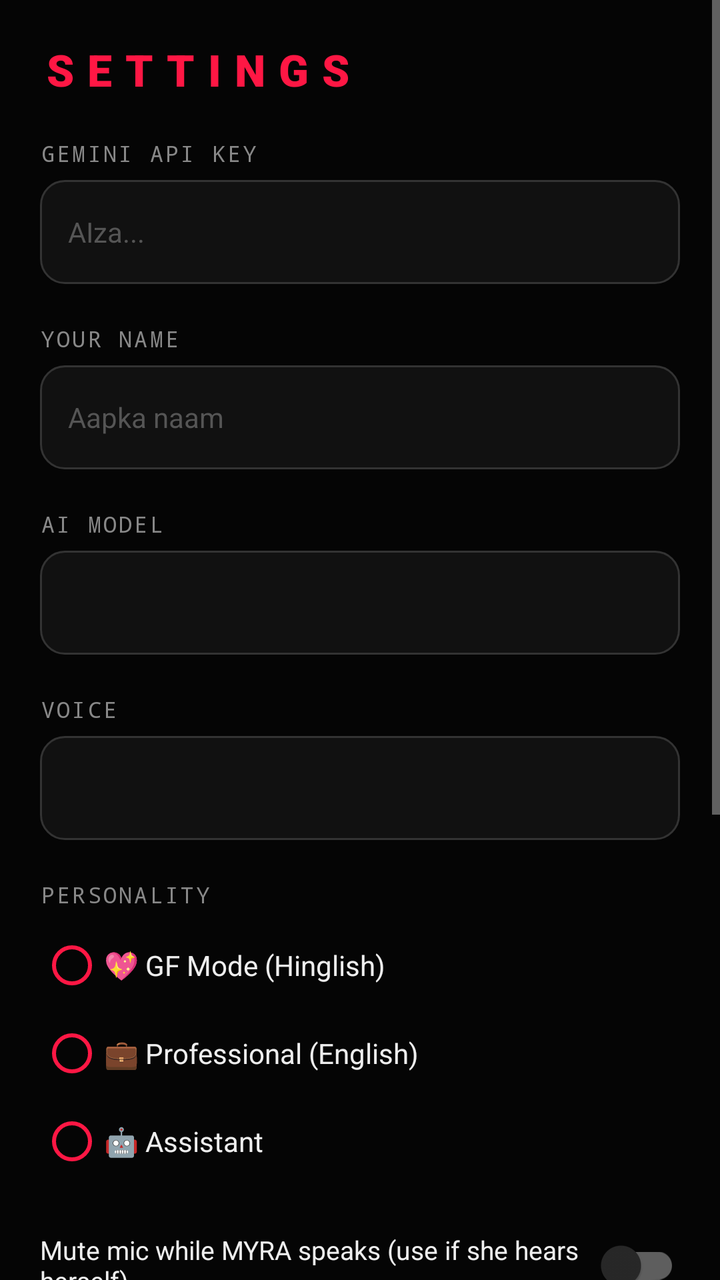
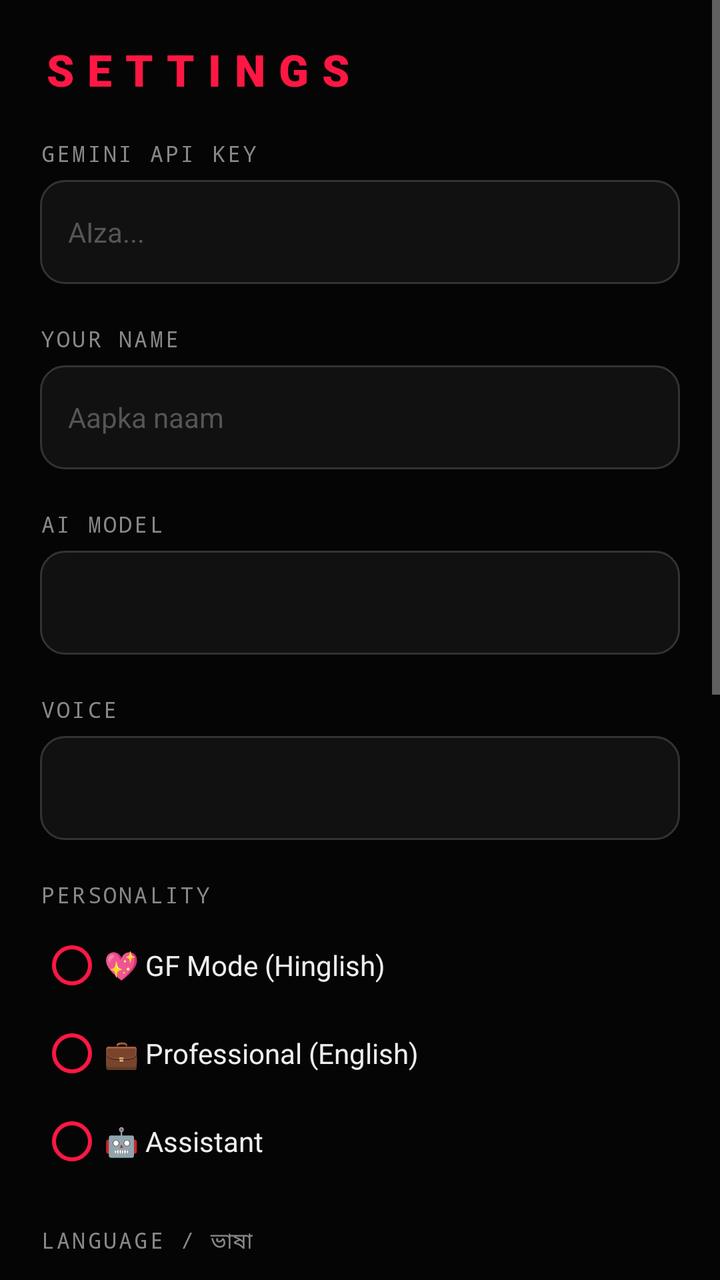

An Android layout rendered at two revisions. The XML below is the earlier revision; the diff shows what the commit changed to produce the second picture.
<!-- AndroidManifest.xml: application theme Theme.Myra -->
<!-- res/layout/activity_settings.xml -->
<?xml version="1.0" encoding="utf-8"?>
<ScrollView xmlns:android="http://schemas.android.com/apk/res/android"
    android:layout_width="match_parent"
    android:layout_height="match_parent"
    android:background="#050505"
    android:fillViewport="true">

    <LinearLayout
        android:layout_width="match_parent"
        android:layout_height="wrap_content"
        android:orientation="vertical"
        android:padding="20dp">

        <TextView
            android:layout_width="wrap_content"
            android:layout_height="wrap_content"
            android:fontFamily="sans-serif-black"
            android:letterSpacing="0.3"
            android:text="SETTINGS"
            android:textColor="#FF1744"
            android:textSize="22sp" />

        <TextView style="@style/MyraLabel" android:text="GEMINI API KEY" />
        <EditText
            android:id="@+id/apiKeyInput"
            style="@style/MyraInput"
            android:hint="AIza..."
            android:inputType="textPassword" />

        <TextView style="@style/MyraLabel" android:text="YOUR NAME" />
        <EditText
            android:id="@+id/userNameInput"
            style="@style/MyraInput"
            android:hint="Aapka naam"
            android:inputType="textPersonName" />

        <TextView style="@style/MyraLabel" android:text="AI MODEL" />
        <Spinner
            android:id="@+id/modelSpinner"
            android:layout_width="match_parent"
            android:layout_height="52dp"
            android:background="@drawable/bg_input_field" />

        <TextView style="@style/MyraLabel" android:text="VOICE" />
        <Spinner
            android:id="@+id/voiceSpinner"
            android:layout_width="match_parent"
            android:layout_height="52dp"
            android:background="@drawable/bg_input_field" />

        <TextView style="@style/MyraLabel" android:text="PERSONALITY" />
        <RadioGroup
            android:id="@+id/personalityGroup"
            android:layout_width="match_parent"
            android:layout_height="wrap_content"
            android:orientation="vertical">

            <RadioButton
                android:id="@+id/radioGf"
                style="@style/MyraRadio"
                android:text="💖 GF Mode (Hinglish)" />
            <RadioButton
                android:id="@+id/radioPro"
                style="@style/MyraRadio"
                android:text="💼 Professional (English)" />
            <RadioButton
                android:id="@+id/radioAssistant"
                style="@style/MyraRadio"
                android:text="🤖 Assistant" />
        </RadioGroup>

        <com.google.android.material.switchmaterial.SwitchMaterial
            android:id="@+id/muteWhileSpeakingSwitch"
            android:layout_width="match_parent"
            android:layout_height="wrap_content"
            android:layout_marginTop="16dp"
            android:text="Mute mic while MYRA speaks (use if she hears herself)"
            android:textColor="#EEEEEE"
            android:textSize="13sp" />

        <TextView style="@style/MyraLabel" android:text="PRIME CONTACTS" />
        <androidx.recyclerview.widget.RecyclerView
            android:id="@+id/primeRecycler"
            android:layout_width="match_parent"
            android:layout_height="wrap_content"
            android:nestedScrollingEnabled="false" />

        <Button
            android:id="@+id/addPrimeBtn"
            android:layout_width="match_parent"
            android:layout_height="48dp"
            android:layout_marginTop="8dp"
            android:backgroundTint="@null"
            android:background="@drawable/bg_prime_badge"
            android:text="ADD PRIME CONTACT"
            android:textColor="#FF1744" />

        <TextView style="@style/MyraLabel" android:text="PERMISSIONS" />
        <TextView
            android:id="@+id/accessStatus"
            android:layout_width="match_parent"
            android:layout_height="wrap_content"
            android:background="@drawable/bg_input_field"
            android:padding="14dp"
            android:textSize="13sp" />
        <TextView
            android:id="@+id/overlayStatus"
            android:layout_width="match_parent"
            android:layout_height="wrap_content"
            android:layout_marginTop="8dp"
            android:background="@drawable/bg_input_field"
            android:padding="14dp"
            android:textSize="13sp" />

        <Button
            android:id="@+id/saveBtn"
            android:layout_width="match_parent"
            android:layout_height="52dp"
            android:layout_marginTop="24dp"
            android:layout_marginBottom="16dp"
            android:backgroundTint="@null"
            android:background="@drawable/bg_save_button"
            android:text="SAVE"
            android:textColor="#FFFFFF" />
    </LinearLayout>
</ScrollView>
<!-- resources referenced by this layout -->
<resources>
  <!-- drawable bg_input_field (drawable) -->
  <?xml version="1.0" encoding="utf-8"?>
  <shape xmlns:android="http://schemas.android.com/apk/res/android" android:shape="rectangle">
      <solid android:color="#111111" />
      <stroke android:width="1dp" android:color="#333333" />
      <corners android:radius="12dp" />
  </shape>
  <!-- drawable bg_prime_badge (drawable) -->
  <?xml version="1.0" encoding="utf-8"?>
  <shape xmlns:android="http://schemas.android.com/apk/res/android" android:shape="rectangle">
      <solid android:color="#1A0000" />
      <stroke android:width="1dp" android:color="#FF1744" />
      <corners android:radius="12dp" />
  </shape>
  <!-- drawable bg_save_button (drawable) -->
  <?xml version="1.0" encoding="utf-8"?>
  <shape xmlns:android="http://schemas.android.com/apk/res/android" android:shape="rectangle">
      <gradient android:angle="0" android:startColor="#FF1744" android:endColor="#D500F9" />
      <corners android:radius="24dp" />
  </shape>
  <style name="MyraInput">
          <item name="android:layout_width">match_parent</item>
          <item name="android:layout_height">52dp</item>
          <item name="android:background">@drawable/bg_input_field</item>
          <item name="android:paddingStart">14dp</item>
          <item name="android:paddingEnd">14dp</item>
          <item name="android:textColor">@color/myra_text</item>
          <item name="android:textColorHint">#555555</item>
          <item name="android:textSize">14sp</item>
          <item name="android:maxLines">1</item>
      </style>
  <style name="MyraLabel">
          <item name="android:layout_width">wrap_content</item>
          <item name="android:layout_height">wrap_content</item>
          <item name="android:layout_marginTop">20dp</item>
          <item name="android:layout_marginBottom">6dp</item>
          <item name="android:fontFamily">monospace</item>
          <item name="android:textColor">@color/myra_hint</item>
          <item name="android:textSize">11sp</item>
          <item name="android:letterSpacing">0.1</item>
      </style>
  <style name="MyraRadio">
          <item name="android:layout_width">match_parent</item>
          <item name="android:layout_height">44dp</item>
          <item name="android:textColor">@color/myra_text</item>
          <item name="android:buttonTint">@color/myra_red</item>
          <item name="android:textSize">14sp</item>
      </style>
  <style name="Theme.Myra" parent="Theme.MaterialComponents.NoActionBar">
          <item name="colorPrimary">@color/myra_red</item>
          <item name="colorPrimaryVariant">@color/myra_red</item>
          <item name="colorOnPrimary">@color/white</item>
          <item name="colorSecondary">@color/myra_purple</item>
          <item name="android:windowBackground">@color/myra_bg</item>
          <item name="android:statusBarColor">@android:color/transparent</item>
          <item name="android:navigationBarColor">@color/myra_bg</item>
          <item name="android:textColorPrimary">@color/myra_text</item>
          <item name="android:windowLightStatusBar">false</item>
      </style>
  <color name="myra_text">#EEEEEE</color>
  <color name="myra_hint">#888888</color>
  <color name="myra_red">#FF1744</color>
  <color name="white">#FFFFFF</color>
  <color name="myra_purple">#D500F9</color>
  <color name="myra_bg">#050505</color>
</resources>

<!-- the commit's change to res/layout/activity_settings.xml (unified diff, before → after) -->
@@ -69,6 +69,27 @@
                 android:text="🤖 Assistant" />
         </RadioGroup>
 
+        <TextView style="@style/MyraLabel" android:text="LANGUAGE / ভাষা" />
+        <RadioGroup
+            android:id="@+id/languageGroup"
+            android:layout_width="match_parent"
+            android:layout_height="wrap_content"
+            android:orientation="vertical">
+
+            <RadioButton
+                android:id="@+id/radioLangHinglish"
+                style="@style/MyraRadio"
+                android:text="Hinglish (Hindi + English)" />
+            <RadioButton
+                android:id="@+id/radioLangBangla"
+                style="@style/MyraRadio"
+                android:text="বাংলা (Bangla)" />
+            <RadioButton
+                android:id="@+id/radioLangEnglish"
+                style="@style/MyraRadio"
+                android:text="English" />
+        </RadioGroup>
+
         <com.google.android.material.switchmaterial.SwitchMaterial
             android:id="@+id/muteWhileSpeakingSwitch"
             android:layout_width="match_parent"
